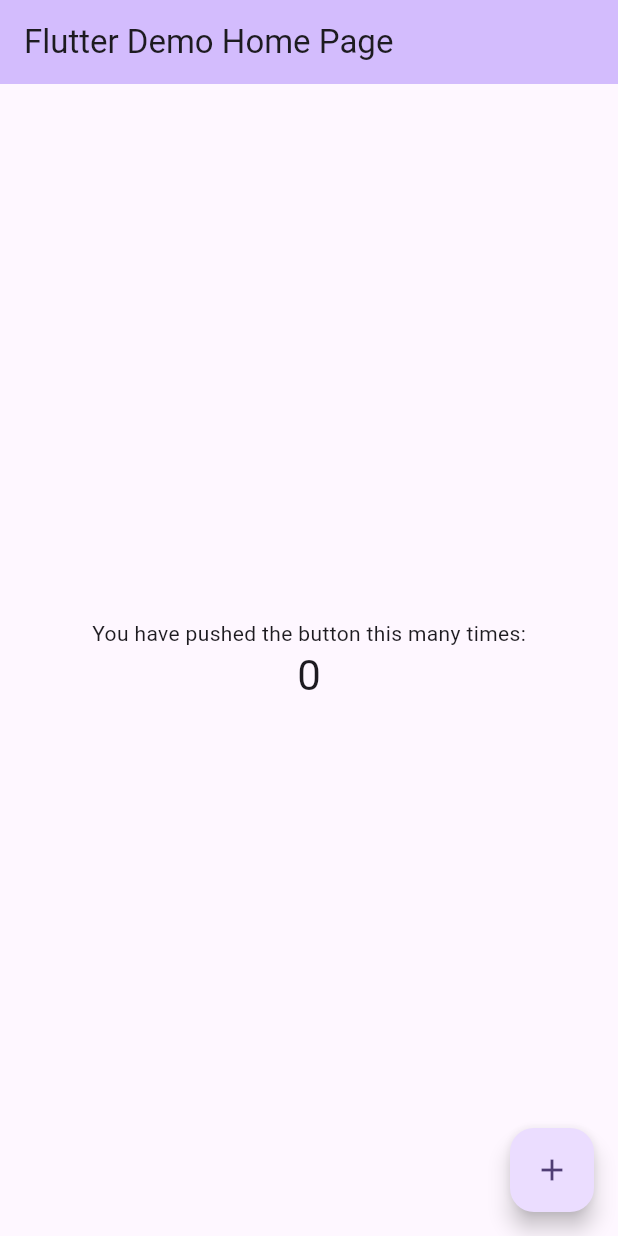
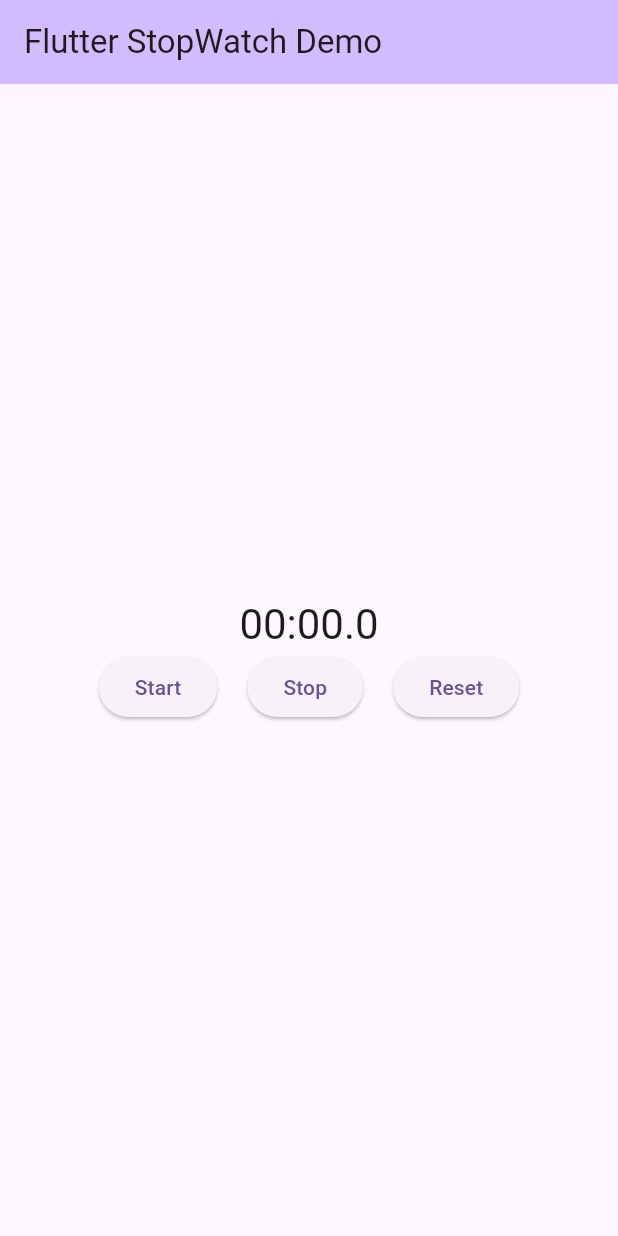
Before and after one commit to Yoshihiro4218/flutter-practice, a Flutter app: the screen it shows after launch, on a phone screen of 412 x 824 dp. Run offline on Flutter 3.47's test engine with Material 3 defaults, Android fonts, the phone set to English and light mode, and no system bars.

Commit message:
feature: stop watch

```diff
--- a/practice_app/lib/main.dart
+++ b/practice_app/lib/main.dart
@@ -1,3 +1,4 @@
+import 'dart:async';
 import 'package:flutter/material.dart';
 
 void main() {
@@ -7,47 +8,21 @@ void main() {
 class MyApp extends StatelessWidget {
   const MyApp({super.key});
 
-  // This widget is the root of your application.
   @override
   Widget build(BuildContext context) {
     return MaterialApp(
-      title: 'Flutter Demo',
+      title: 'Flutter StopWatch',
       theme: ThemeData(
-        // This is the theme of your application.
-        //
-        // TRY THIS: Try running your application with "flutter run". You'll see
-        // the application has a purple toolbar. Then, without quitting the app,
-        // try changing the seedColor in the colorScheme below to Colors.green
-        // and then invoke "hot reload" (save your changes or press the "hot
-        // reload" button in a Flutter-supported IDE, or press "r" if you used
-        // the command line to start the app).
-        //
-        // Notice that the counter didn't reset back to zero; the application
-        // state is not lost during the reload. To reset the state, use hot
-        // restart instead.
-        //
-        // This works for code too, not just values: Most code changes can be
-        // tested with just a hot reload.
         colorScheme: ColorScheme.fromSeed(seedColor: Colors.deepPurple),
         useMaterial3: true,
       ),
-      home: const MyHomePage(title: 'Flutter Demo Home Page'),
+      home: const MyHomePage(title: 'Flutter StopWatch Demo'),
     );
   }
 }
 
 class MyHomePage extends StatefulWidget {
   const MyHomePage({super.key, required this.title});
-
-  // This widget is the home page of your application. It is stateful, meaning
-  // that it has a State object (defined below) that contains fields that affect
-  // how it looks.
-
-  // This class is the configuration for the state. It holds the values (in this
-  // case the title) provided by the parent (in this case the App widget) and
-  // used by the build method of the State. Fields in a Widget subclass are
-  // always marked "final".
-
   final String title;
 
   @override
@@ -55,71 +30,90 @@ class MyHomePage extends StatefulWidget {
 }
 
 class _MyHomePageState extends State<MyHomePage> {
-  int _counter = 0;
+  Stopwatch _stopwatch = Stopwatch();
+  late Timer _timer;
 
-  void _incrementCounter() {
-    setState(() {
-      // This call to setState tells the Flutter framework that something has
-      // changed in this State, which causes it to rerun the build method below
-      // so that the display can reflect the updated values. If we changed
-      // _counter without calling setState(), then the build method would not be
-      // called again, and so nothing would appear to happen.
-      _counter++;
-    });
+  void _startStopwatch() {
+    if (!_stopwatch.isRunning) {
+      _stopwatch.start();
+      _timer = Timer.periodic(const Duration(milliseconds: 100), (timer) {
+        setState(() {});
+      });
+    }
+  }
+
+  void _stopStopwatch() {
+    if (_stopwatch.isRunning) {
+      _stopwatch.stop();
+      _timer.cancel();
+    }
+  }
+
+  void _resetStopwatch() {
+    _stopwatch.reset();
+    setState(() {});
+  }
+
+  String _formattedTime() {
+    final millis = _stopwatch.elapsedMilliseconds;
+    final seconds = (millis / 1000).truncate();
+    final minutes = (seconds / 60).truncate();
+    final hours = (minutes / 60).truncate();
+    final remainderSeconds = (seconds % 60).toString().padLeft(2, '0');
+    final formattedMillis = ((millis % 1000) ~/ 100).toString().padLeft(1, '0');
+
+    final formatted = [
+      if (hours > 0) hours.toString().padLeft(2, '0'),
+      minutes.toString().padLeft(2, '0'),
+      remainderSeconds,
+    ].join(':') + '.$formattedMillis';
+
+    return formatted;
+  }
+
+  @override
+  void dispose() {
+    _timer.cancel();
+    super.dispose();
   }
 
   @override
   Widget build(BuildContext context) {
-    // This method is rerun every time setState is called, for instance as done
-    // by the _incrementCounter method above.
-    //
-    // The Flutter framework has been optimized to make rerunning build methods
-    // fast, so that you can just rebuild anything that needs updating rather
-    // than having to individually change instances of widgets.
     return Scaffold(
       appBar: AppBar(
-        // TRY THIS: Try changing the color here to a specific color (to
-        // Colors.amber, perhaps?) and trigger a hot reload to see the AppBar
-        // change color while the other colors stay the same.
         backgroundColor: Theme.of(context).colorScheme.inversePrimary,
-        // Here we take the value from the MyHomePage object that was created by
-        // the App.build method, and use it to set our appbar title.
         title: Text(widget.title),
       ),
       body: Center(
-        // Center is a layout widget. It takes a single child and positions it
-        // in the middle of the parent.
         child: Column(
-          // Column is also a layout widget. It takes a list of children and
-          // arranges them vertically. By default, it sizes itself to fit its
-          // children horizontally, and tries to be as tall as its parent.
-          //
-          // Column has various properties to control how it sizes itself and
-          // how it positions its children. Here we use mainAxisAlignment to
-          // center the children vertically; the main axis here is the vertical
-          // axis because Columns are vertical (the cross axis would be
-          // horizontal).
-          //
-          // TRY THIS: Invoke "debug painting" (choose the "Toggle Debug Paint"
-          // action in the IDE, or press "p" in the console), to see the
-          // wireframe for each widget.
           mainAxisAlignment: MainAxisAlignment.center,
           children: <Widget>[
-            const Text(
-              'You have pushed the button this many times:',
+            Text(
+              _formattedTime(),
+              style: Theme.of(context).textTheme.headlineMedium,
             ),
-            Text(
-              '$_counter',
-              style: Theme.of(context).textTheme.headlineMedium,
+            Row(
+              mainAxisAlignment: MainAxisAlignment.center,
+              children: <Widget>[
+                ElevatedButton(
+                  onPressed: _startStopwatch,
+                  child: const Text('Start'),
+                ),
+                const SizedBox(width: 20),
+                ElevatedButton(
+                  onPressed: _stopStopwatch,
+                  child: const Text('Stop'),
+                ),
+                const SizedBox(width: 20),
+                ElevatedButton(
+                  onPressed: _resetStopwatch,
+                  child: const Text('Reset'),
+                ),
+              ],
             ),
           ],
         ),
       ),
-      floatingActionButton: FloatingActionButton(
-        onPressed: _incrementCounter,
-        tooltip: 'Increment',
-        child: const Icon(Icons.add),
-      ), // This trailing comma makes auto-formatting nicer for build methods.
     );
   }
 }
```
